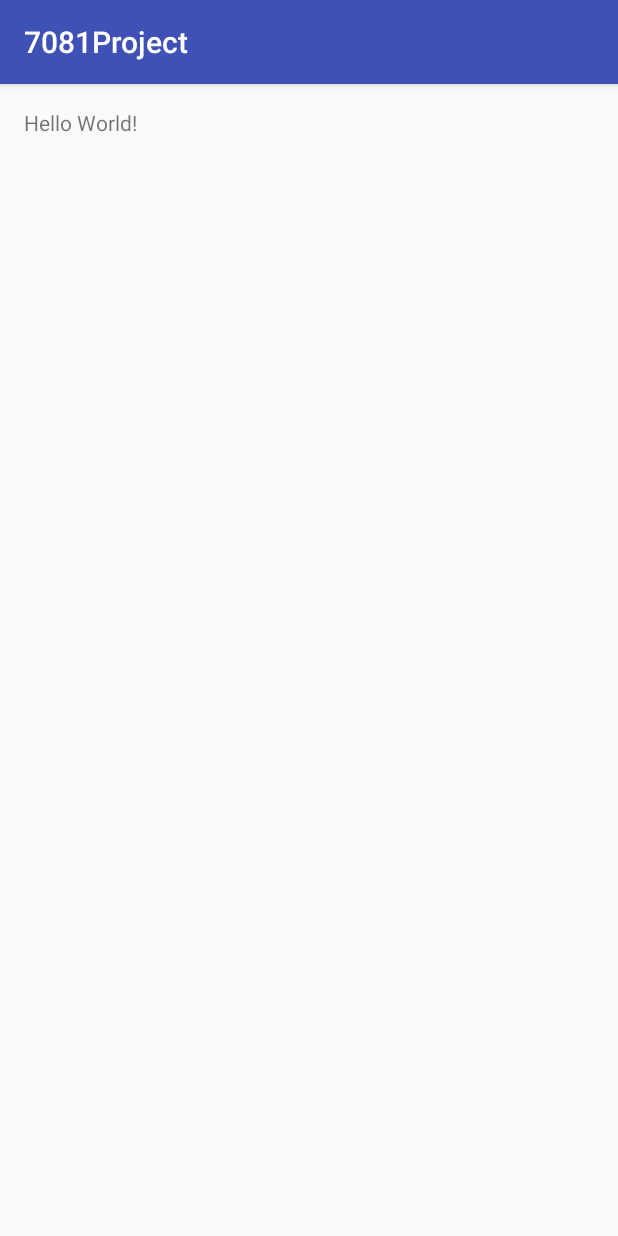
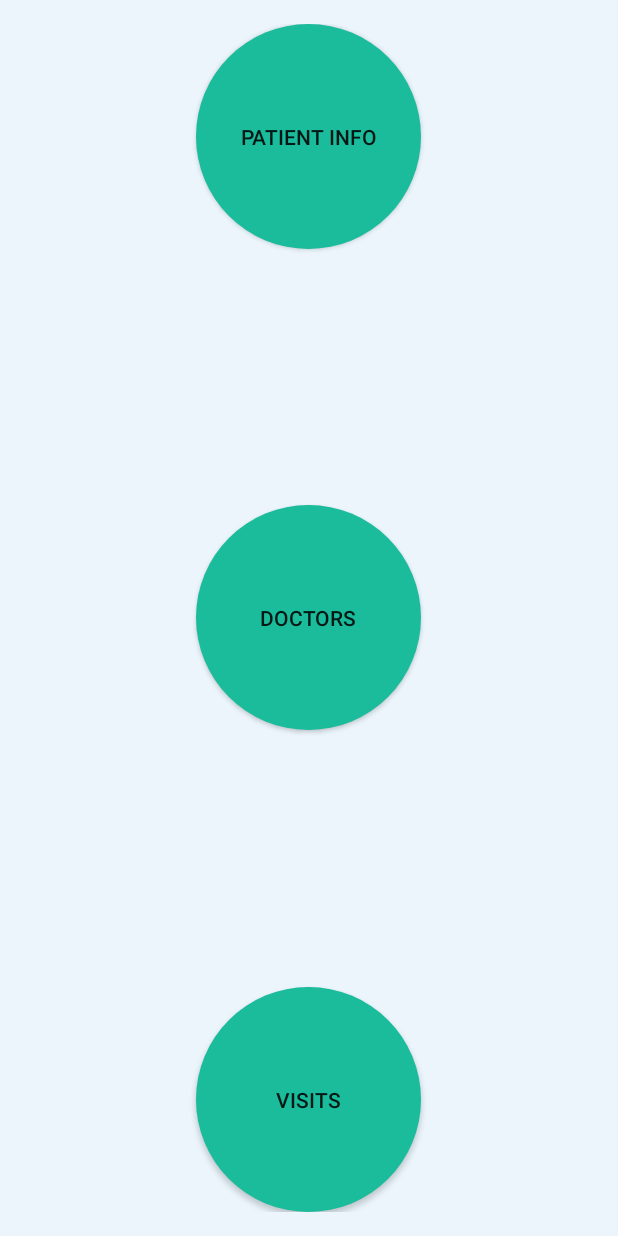
Before and after one commit to aichahezit/7081Project, an Android app: the screen it shows after launch (MainActivity), on a phone screen of 412 x 824 dp. Run offline under Robolectric (Android 15) with nearby library versions, the phone set to English and light mode, and no system bars.

Commit message:
GUI activities added, main page and enteritem basic layout.

```diff
--- a/app/src/main/AndroidManifest.xml
+++ b/app/src/main/AndroidManifest.xml
@@ -8,13 +8,16 @@
         android:label="@string/app_name"
         android:supportsRtl="true"
         android:theme="@style/AppTheme">
-        <activity android:name=".MainActivity">
+        <activity android:name=".Activites.MainActivity">
             <intent-filter>
                 <action android:name="android.intent.action.MAIN" />
 
                 <category android:name="android.intent.category.LAUNCHER" />
             </intent-filter>
         </activity>
+        <activity android:name=".Activites.ViewItemActivity" />
+        <activity android:name=".Activites.ViewListActivity" />
+        <activity android:name=".Activites.EnterItemActivity"></activity>
     </application>
 
 </manifest>
--- /dev/null
+++ b/app/src/main/java/bcit/aicha/hezit/a7081project/Activites/MainActivity.java
@@ -0,0 +1,56 @@
+package bcit.aicha.hezit.a7081project.Activites;
+
+import android.content.Intent;
+import android.os.Bundle;
+import android.support.v7.app.AppCompatActivity;
+import android.view.View;
+
+import bcit.aicha.hezit.a7081project.R;
+
+import static android.provider.AlarmClock.EXTRA_MESSAGE;
+
+public class MainActivity extends AppCompatActivity {
+
+    @Override
+    protected void onCreate(Bundle savedInstanceState) {
+        super.onCreate(savedInstanceState);
+        getSupportActionBar().hide();
+        setContentView(R.layout.activity_main);
+    }
+
+    public void patientView(View view) {
+        //check if at least one patient exists in database
+
+        //if not:
+        Intent intent = new Intent(this, EnterItemActivity.class);
+
+        //if yes open ViewListActivity
+
+        intent.putExtra(EXTRA_MESSAGE, "patient");
+        startActivity(intent);
+    }
+
+    public void doctorView(View view) {
+        //check if at least one doctor exists in database
+
+        //if not:
+        Intent intent = new Intent(this, EnterItemActivity.class);
+
+        //if yes open ViewListActivity
+
+        intent.putExtra(EXTRA_MESSAGE, "doctor");
+        startActivity(intent);
+    }
+
+    public void visitView(View view) {
+        //check if at least one visit exists in database
+
+        //if not:
+        Intent intent = new Intent(this, EnterItemActivity.class);
+
+        //if yes open ViewListActivity
+
+        intent.putExtra(EXTRA_MESSAGE, "visit");
+        startActivity(intent);
+    }
+}
--- /dev/null
+++ b/app/src/main/res/drawable/round_button.xml
@@ -0,0 +1,13 @@
+<?xml version="1.0" encoding="utf-8"?>
+<selector xmlns:android="http://schemas.android.com/apk/res/android">
+    <item android:state_pressed="false">
+        <shape android:shape="oval">
+            <solid android:color="#1ABC9C"/>
+        </shape>
+    </item>
+    <item android:state_pressed="true">
+        <shape android:shape="oval">
+            <solid android:color="#117864"/>
+        </shape>
+    </item>
+</selector>
--- /dev/null
+++ b/app/src/main/res/drawable/rounded_button.xml
@@ -0,0 +1,5 @@
+<shape xmlns:android="http://schemas.android.com/apk/res/android"
+    android:shape="rectangle">
+    <corners android:radius="5dp" />
+    <solid android:color="#1ABC9C"/>
+</shape>
--- a/app/src/main/res/layout/activity_main.xml
+++ b/app/src/main/res/layout/activity_main.xml
@@ -8,10 +8,39 @@
     android:paddingLeft="@dimen/activity_horizontal_margin"
     android:paddingRight="@dimen/activity_horizontal_margin"
     android:paddingTop="@dimen/activity_vertical_margin"
-    tools:context="bcit.aicha.hezit.a7081project.MainActivity">
+    android:orientation="vertical"
+    android:background="#EBF5FB"
+    tools:context="bcit.aicha.hezit.a7081project.Activites.MainActivity">
 
-    <TextView
-        android:layout_width="wrap_content"
-        android:layout_height="wrap_content"
-        android:text="Hello World!" />
+    <Button
+        android:text="Patient Info"
+        android:layout_width="150dp"
+        android:layout_height="150dp"
+        android:id="@+id/patientBtn"
+        android:background="@drawable/round_button"
+        android:layout_alignParentTop="true"
+        android:layout_centerHorizontal="true"
+        android:onClick="patientView" />
+
+    <Button
+        android:text="Visits"
+        android:layout_width="150dp"
+        android:layout_height="150dp"
+        android:id="@+id/visitBtn"
+        android:background="@drawable/round_button"
+        android:layout_alignParentBottom="true"
+        android:layout_alignStart="@+id/doctorBtn"
+        android:onClick="visitView" />
+
+    <Button
+        android:text="Doctors"
+        android:layout_width="150dp"
+        android:layout_height="150dp"
+        android:id="@+id/doctorBtn"
+        android:background="@drawable/round_button"
+        android:textAlignment="center"
+        android:elevation="1dp"
+        android:layout_centerVertical="true"
+        android:layout_alignStart="@+id/patientBtn"
+        android:onClick="doctorView" />
 </RelativeLayout>
--- /dev/null
+++ b/settings.gradle
@@ -0,0 +1 @@
+include ':app'
```
Also changed, not shown: app/src/main/java/bcit/aicha/hezit/a7081project/Activites/EnterItemActivity.java (added, +67 -0 lines), app/src/main/java/bcit/aicha/hezit/a7081project/Activites/ViewItemActivity.java (added, +18 -0 lines), app/src/main/java/bcit/aicha/hezit/a7081project/Activites/ViewListActivity.java (added, +18 -0 lines), app/src/main/java/bcit/aicha/hezit/a7081project/MainActivity.java (deleted, +0 -13 lines), app/src/main/res/drawable/round_text.xml (added, +11 -0 lines), app/src/main/res/layout/activity_enter_item.xml (added, +119 -0 lines), app/src/main/res/layout/activity_view_item.xml (added, +13 -0 lines), app/src/main/res/layout/activity_view_list.xml (added, +13 -0 lines), build.gradle (added, +23 -0 lines), gradle.properties (added, +17 -0 lines), gradle/wrapper/gradle-wrapper.properties (added), 4 other files.
